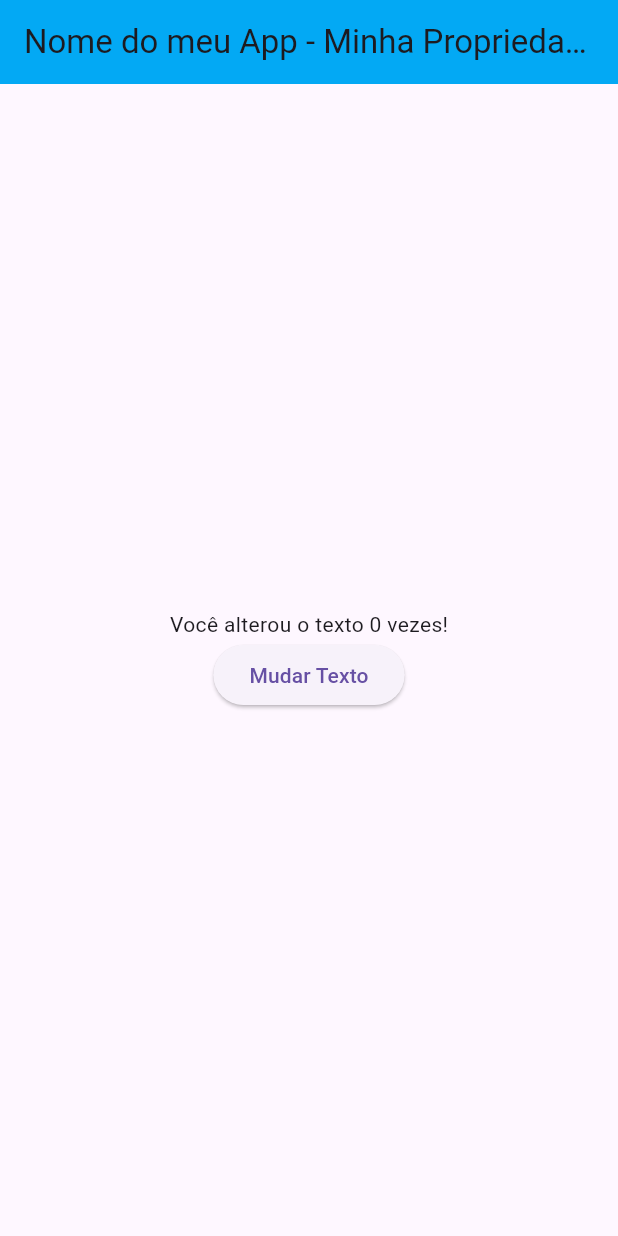
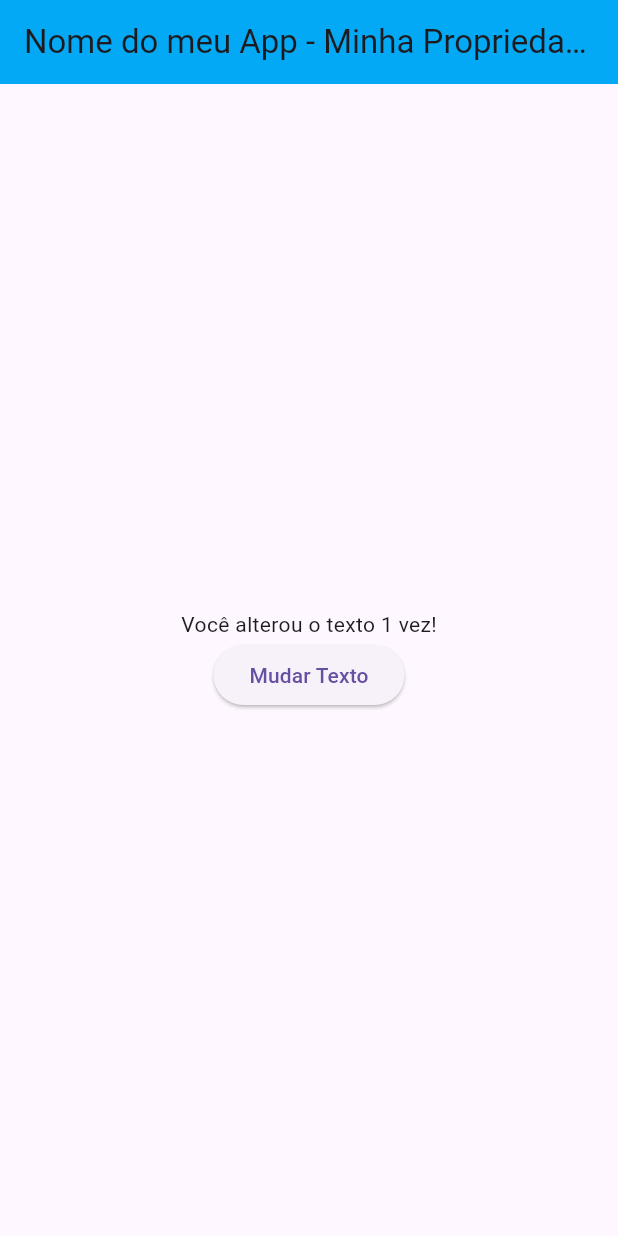
Before and after one commit to EduLucas23/trabalho-flutter, a Flutter app: the screen it shows after launch, after a tap on "Mudar Texto", on a phone screen of 412 x 824 dp. Run offline on Flutter 3.47's test engine with Material 3 defaults, Android fonts, the phone set to English and light mode, and no system bars.

Commit message:
Atualizacao ATIVIDADE CONTADOR if else

```diff
--- a/trabalho_flutter/lib/main.dart
+++ b/trabalho_flutter/lib/main.dart
@@ -48,8 +48,12 @@ int contador = 0;
           child: Text("Mudar Texto"),
           onPressed: () {
             setState(() {
-              texto = "Você alterou o texto $contador vezes!";
               contador++;
+              if (contador == 1) {
+                texto = "Você alterou o texto $contador vez!";
+              } else {
+                texto = "Você alterou o texto $contador vezes!";
+              }
             });
             },
         )
```
